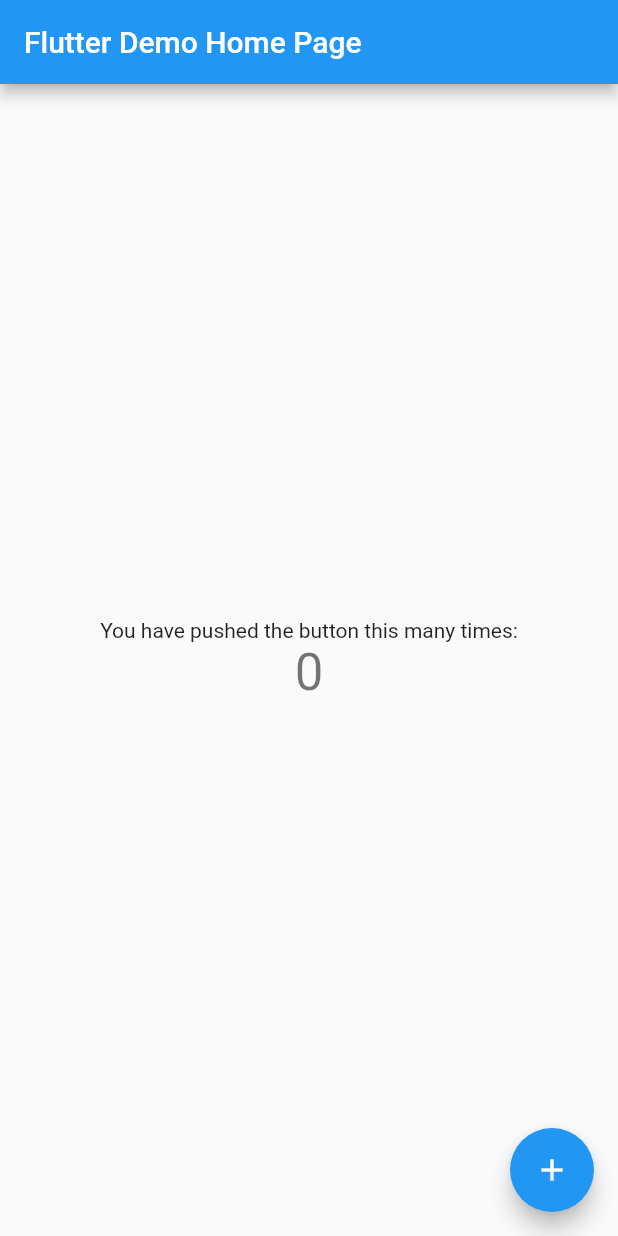
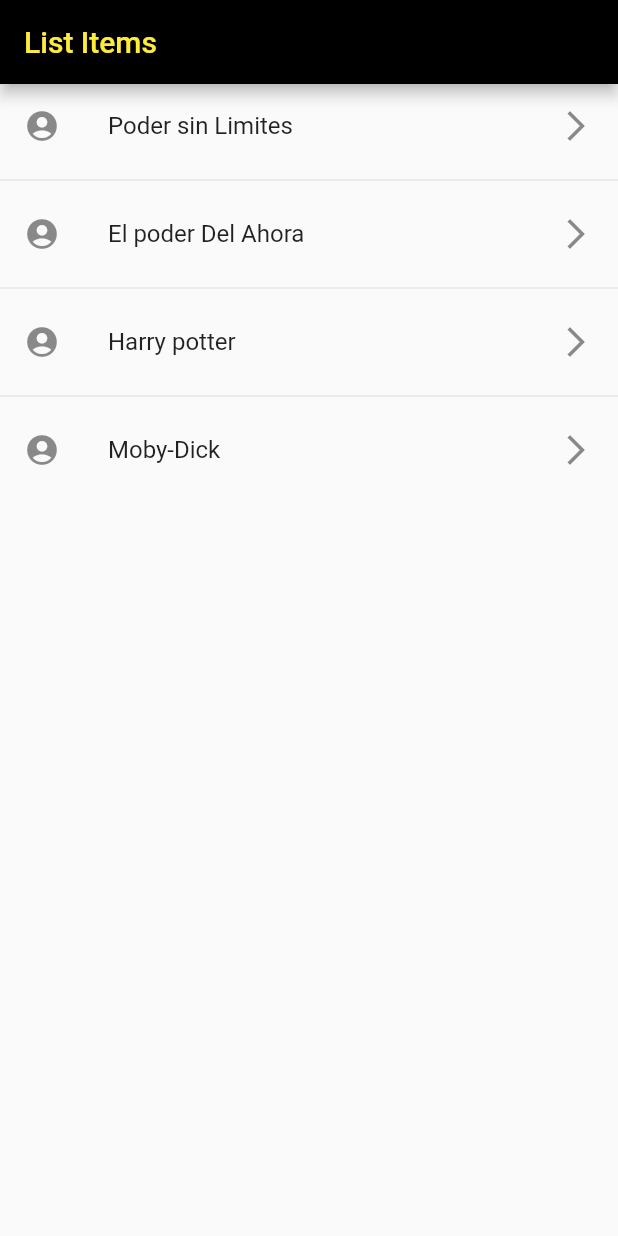
Before and after one commit to Abdielcoder/flutterSnippets, a Flutter app: the screen it shows after launch, on a phone screen of 412 x 824 dp. Run offline on Flutter 3.47's test engine with Material 2 defaults, Android fonts, the phone set to English and light mode, and no system bars; our stand-ins replace new_gradient_app_bar.

Commit message:
SPN04 - LIST VIEW SEPARATED

```diff
--- a/components/lib/main.dart
+++ b/components/lib/main.dart
@@ -1,4 +1,6 @@
 import 'package:flutter/material.dart';
+import 'package:components/screens/listview2_screen.dart';
+
 
 void main() {
   runApp(const MyApp());
@@ -7,109 +9,12 @@ void main() {
 class MyApp extends StatelessWidget {
   const MyApp({super.key});
 
-  // This widget is the root of your application.
   @override
   Widget build(BuildContext context) {
-    return MaterialApp(
-      title: 'Flutter Demo',
-      theme: ThemeData(
-        // This is the theme of your application.
-        //
-        // Try running your application with "flutter run". You'll see the
-        // application has a blue toolbar. Then, without quitting the app, try
-        // changing the primarySwatch below to Colors.green and then invoke
-        // "hot reload" (press "r" in the console where you ran "flutter run",
-        // or simply save your changes to "hot reload" in a Flutter IDE).
-        // Notice that the counter didn't reset back to zero; the application
-        // is not restarted.
-        primarySwatch: Colors.blue,
-      ),
-      home: const MyHomePage(title: 'Flutter Demo Home Page'),
+    return const MaterialApp(
+      debugShowCheckedModeBanner: false,
+      title: 'Welcome to Flutter',
+      home: ListView2Screen(),
     );
   }
 }
-
-class MyHomePage extends StatefulWidget {
-  const MyHomePage({super.key, required this.title});
-
-  // This widget is the home page of your application. It is stateful, meaning
-  // that it has a State object (defined below) that contains fields that affect
-  // how it looks.
-
-  // This class is the configuration for the state. It holds the values (in this
-  // case the title) provided by the parent (in this case the App widget) and
-  // used by the build method of the State. Fields in a Widget subclass are
-  // always marked "final".
-
-  final String title;
-
-  @override
-  State<MyHomePage> createState() => _MyHomePageState();
-}
-
-class _MyHomePageState extends State<MyHomePage> {
-  int _counter = 0;
-
-  void _incrementCounter() {
-    setState(() {
-      // This call to setState tells the Flutter framework that something has
-      // changed in this State, which causes it to rerun the build method below
-      // so that the display can reflect the updated values. If we changed
-      // _counter without calling setState(), then the build method would not be
-      // called again, and so nothing would appear to happen.
-      _counter++;
-    });
-  }
-
-  @override
-  Widget build(BuildContext context) {
-    // This method is rerun every time setState is called, for instance as done
-    // by the _incrementCounter method above.
-    //
-    // The Flutter framework has been optimized to make rerunning build methods
-    // fast, so that you can just rebuild anything that needs updating rather
-    // than having to individually change instances of widgets.
-    return Scaffold(
-      appBar: AppBar(
-        // Here we take the value from the MyHomePage object that was created by
-        // the App.build method, and use it to set our appbar title.
-        title: Text(widget.title),
-      ),
-      body: Center(
-        // Center is a layout widget. It takes a single child and positions it
-        // in the middle of the parent.
-        child: Column(
-          // Column is also a layout widget. It takes a list of children and
-          // arranges them vertically. By default, it sizes itself to fit its
-          // children horizontally, and tries to be as tall as its parent.
-          //
-          // Invoke "debug painting" (press "p" in the console, choose the
-          // "Toggle Debug Paint" action from the Flutter Inspector in Android
-          // Studio, or the "Toggle Debug Paint" command in Visual Studio Code)
-          // to see the wireframe for each widget.
-          //
-          // Column has various properties to control how it sizes itself and
-          // how it positions its children. Here we use mainAxisAlignment to
-          // center the children vertically; the main axis here is the vertical
-          // axis because Columns are vertical (the cross axis would be
-          // horizontal).
-          mainAxisAlignment: MainAxisAlignment.center,
-          children: <Widget>[
-            const Text(
-              'You have pushed the button this many times:',
-            ),
-            Text(
-              '$_counter',
-              style: Theme.of(context).textTheme.headline4,
-            ),
-          ],
-        ),
-      ),
-      floatingActionButton: FloatingActionButton(
-        onPressed: _incrementCounter,
-        tooltip: 'Increment',
-        child: const Icon(Icons.add),
-      ), // This trailing comma makes auto-formatting nicer for build methods.
-    );
-  }
-}
--- /dev/null
+++ b/components/lib/screens/listview2_screen.dart
@@ -0,0 +1,30 @@
+
+import 'package:flutter/cupertino.dart';
+import 'package:flutter/material.dart';
+
+class ListView2Screen extends StatelessWidget{
+  const ListView2Screen({super.key});
+  //List of items
+  final books = const['Poder sin Limites','El poder Del Ahora','Harry potter','Moby-Dick'];
+
+  @override
+  Widget build(BuildContext context) {
+    return  Scaffold(
+      appBar: AppBar(title: const Text('List Items',style: TextStyle(color: Colors.yellow ),),
+      backgroundColor: Colors.black,),
+      body:  Center(
+        child: ListView.separated(//List
+           // itemBuilder: (context, index) => Text('${books[index]}' ),
+              itemBuilder: (context, index) => ListTile(
+              leading: const Icon(Icons.account_circle_sharp),//First Icon
+              title: Text(books[index]),//Iterate list
+              trailing: const Icon(Icons.arrow_forward_ios_outlined),//Last Icon
+              onTap: () =>{},
+            ),
+            separatorBuilder: (_, __) => const Divider(),
+            itemCount: books.length)//Items count
+      ),
+    );
+  }
+
+}
```
Also changed, not shown: components/lib/screens/listview1_screen.dart (added, +31 -0 lines), 1 other file.
